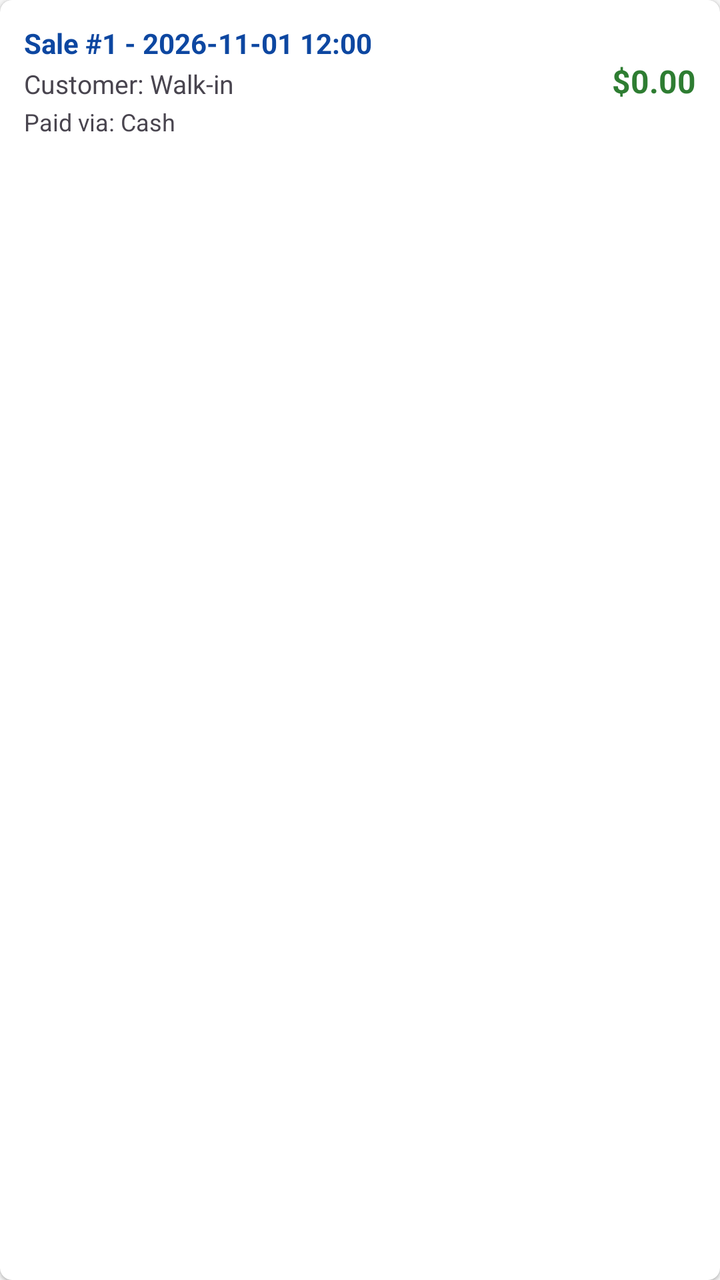
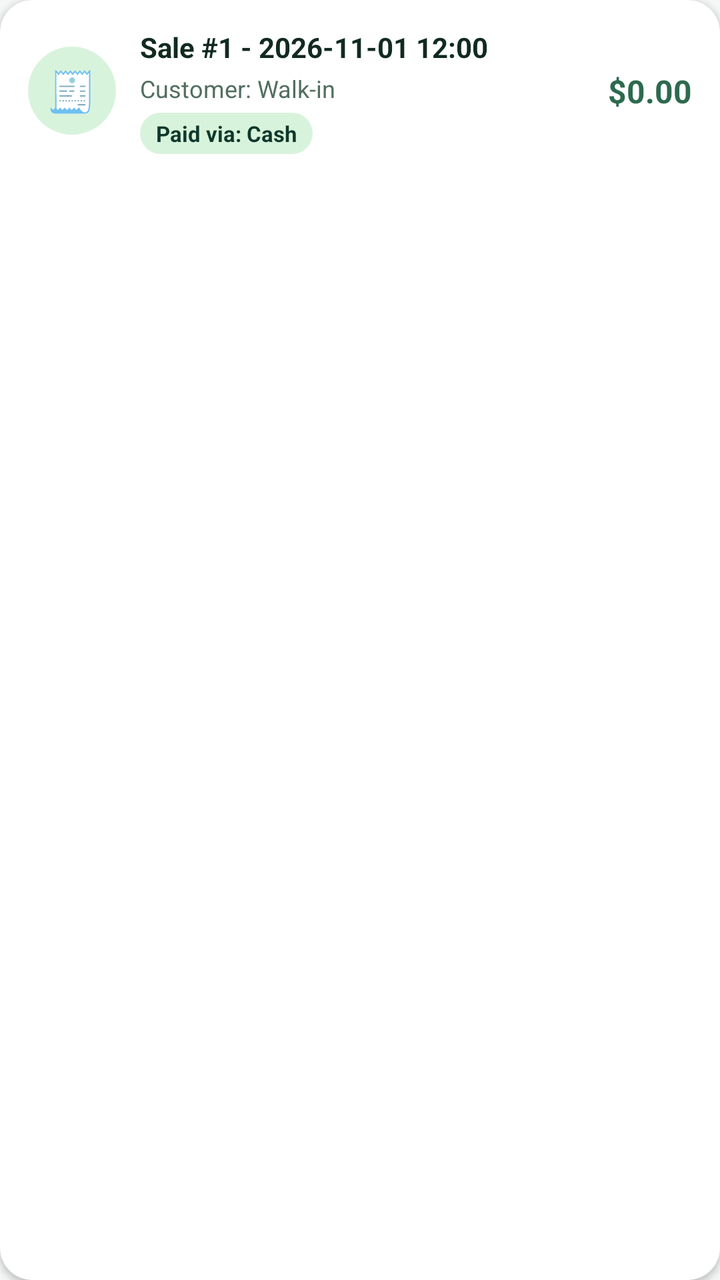

An Android layout rendered at two revisions. The XML below is the earlier revision; the diff shows what the commit changed to produce the second picture.
<!-- AndroidManifest.xml: application theme Theme.SmartShopManager -->
<!-- res/layout/item_sale.xml -->
<?xml version="1.0" encoding="utf-8"?>
<androidx.cardview.widget.CardView xmlns:android="http://schemas.android.com/apk/res/android"
    xmlns:app="http://schemas.android.com/apk/res-auto"
    android:layout_width="match_parent"
    android:layout_height="wrap_content"
    android:layout_marginHorizontal="4dp"
    android:layout_marginVertical="4dp"
    app:cardCornerRadius="6dp"
    app:cardElevation="1dp">

    <LinearLayout
        android:layout_width="match_parent"
        android:layout_height="wrap_content"
        android:orientation="horizontal"
        android:padding="12dp"
        android:gravity="center_vertical">

        <LinearLayout
            android:layout_width="0dp"
            android:layout_height="wrap_content"
            android:layout_weight="1"
            android:orientation="vertical">

            <TextView
                android:id="@+id/tvSaleIdDate"
                android:layout_width="match_parent"
                android:layout_height="wrap_content"
                android:text="Sale #1 - 2026-11-01 12:00"
                android:textColor="@color/primary_dark"
                android:textSize="14sp"
                android:textStyle="bold" />

            <TextView
                android:id="@+id/tvSaleCustomer"
                android:layout_width="match_parent"
                android:layout_height="wrap_content"
                android:text="Customer: Walk-in"
                android:textSize="13sp"
                android:layout_marginTop="2dp" />

            <TextView
                android:id="@+id/tvSalePaymentMethod"
                android:layout_width="match_parent"
                android:layout_height="wrap_content"
                android:text="Paid via: Cash"
                android:textSize="12sp"
                android:layout_marginTop="2dp" />

        </LinearLayout>

        <TextView
            android:id="@+id/tvSaleTotalAmount"
            android:layout_width="wrap_content"
            android:layout_height="wrap_content"
            android:text="$0.00"
            android:textColor="@color/success"
            android:textSize="16sp"
            android:textStyle="bold" />

    </LinearLayout>

</androidx.cardview.widget.CardView>
<!-- resources referenced by this layout -->
<resources>
  <color name="primary_dark">#0D47A1</color>
  <color name="success">#2E7D32</color>
  <style name="Theme.SmartShopManager" parent="Theme.Material3.DayNight.NoActionBar">
          <item name="colorPrimary">@color/primary</item>
          <item name="colorPrimaryDark">@color/primary_dark</item>
          <item name="colorSecondary">@color/accent</item>
          <item name="android:windowBackground">@color/background</item>
      </style>
  <color name="primary">#1565C0</color>
  <color name="accent">#FF6F00</color>
  <color name="background">#F5F5F5</color>
</resources>

<!-- the commit's change to res/layout/item_sale.xml (unified diff, before → after) -->
@@ -3,17 +3,33 @@
     xmlns:app="http://schemas.android.com/apk/res-auto"
     android:layout_width="match_parent"
     android:layout_height="wrap_content"
-    android:layout_marginHorizontal="4dp"
-    android:layout_marginVertical="4dp"
-    app:cardCornerRadius="6dp"
-    app:cardElevation="1dp">
+    android:layout_marginHorizontal="2dp"
+    android:layout_marginVertical="6dp"
+    app:cardBackgroundColor="@color/card_background"
+    app:cardCornerRadius="16dp"
+    app:cardElevation="2dp">
 
     <LinearLayout
         android:layout_width="match_parent"
         android:layout_height="wrap_content"
+        android:gravity="center_vertical"
         android:orientation="horizontal"
-        android:padding="12dp"
-        android:gravity="center_vertical">
+        android:padding="14dp">
+
+        
+        <FrameLayout
+            android:layout_width="44dp"
+            android:layout_height="44dp"
+            android:layout_marginEnd="12dp"
+            android:background="@drawable/avatar_badge_bg">
+
+            <TextView
+                android:layout_width="wrap_content"
+                android:layout_height="wrap_content"
+                android:layout_gravity="center"
+                android:text="🧾"
+                android:textSize="20sp" />
+        </FrameLayout>
 
         <LinearLayout
             android:layout_width="0dp"
@@ -26,7 +42,7 @@
                 android:layout_width="match_parent"
                 android:layout_height="wrap_content"
                 android:text="Sale #1 - 2026-11-01 12:00"
-                android:textColor="@color/primary_dark"
+                android:textColor="@color/text_primary"
                 android:textSize="14sp"
                 android:textStyle="bold" />
 
@@ -34,17 +50,23 @@
                 android:id="@+id/tvSaleCustomer"
                 android:layout_width="match_parent"
                 android:layout_height="wrap_content"
+                android:layout_marginTop="3dp"
                 android:text="Customer: Walk-in"
-                android:textSize="13sp"
-                android:layout_marginTop="2dp" />
+                android:textColor="@color/text_secondary"
+                android:textSize="12sp" />
 
             <TextView
                 android:id="@+id/tvSalePaymentMethod"
-                android:layout_width="match_parent"
+                android:layout_width="wrap_content"
                 android:layout_height="wrap_content"
+                android:layout_marginTop="4dp"
+                android:background="@drawable/chip_bg"
+                android:paddingHorizontal="8dp"
+                android:paddingVertical="3dp"
                 android:text="Paid via: Cash"
-                android:textSize="12sp"
-                android:layout_marginTop="2dp" />
+                android:textColor="@color/primary"
+                android:textSize="11sp"
+                android:textStyle="bold" />
 
         </LinearLayout>
 
@@ -52,6 +74,7 @@
             android:id="@+id/tvSaleTotalAmount"
             android:layout_width="wrap_content"
             android:layout_height="wrap_content"
+            android:layout_marginStart="8dp"
             android:text="$0.00"
             android:textColor="@color/success"
             android:textSize="16sp"
<!-- resource entries referenced after the edit -->
@@ -1,15 +1,51 @@
 <!-- resources referenced by this layout -->
 <resources>
-  <color name="primary_dark">#0D47A1</color>
-  <color name="success">#2E7D32</color>
+  <color name="card_background">#FFFFFF</color>
+  <color name="primary_dark">#08271E</color>
+  <color name="success">#2D6A4F</color>
+  <color name="text_primary">#112A20</color>
+  <color name="text_secondary">#526E60</color>
+  <!-- drawable avatar_badge_bg (drawable) -->
+  <?xml version="1.0" encoding="utf-8"?>
+  <shape xmlns:android="http://schemas.android.com/apk/res/android"
+      android:shape="oval">
+      <solid android:color="@color/mint_badge" />
+  </shape>
+  <!-- drawable chip_bg (drawable) -->
+  <?xml version="1.0" encoding="utf-8"?>
+  <shape xmlns:android="http://schemas.android.com/apk/res/android"
+      android:shape="rectangle">
+      <solid android:color="@color/mint_badge" />
+      <corners android:radius="16dp" />
+  </shape>
   <style name="Theme.SmartShopManager" parent="Theme.Material3.DayNight.NoActionBar">
           <item name="colorPrimary">@color/primary</item>
           <item name="colorPrimaryDark">@color/primary_dark</item>
           <item name="colorSecondary">@color/accent</item>
           <item name="android:windowBackground">@color/background</item>
+          <item name="colorSurface">@color/card_background</item>
+  
+          
+          <item name="alertDialogTheme">@style/RoundedAlertDialogTheme</item>
+          <item name="materialAlertDialogTheme">@style/RoundedAlertDialogTheme</item>
       </style>
-  <color name="primary">#1565C0</color>
-  <color name="accent">#FF6F00</color>
-  <color name="background">#F5F5F5</color>
+  <color name="mint_badge">#D8F3DC</color>
+  <color name="primary">#0F382C</color>
+  <color name="accent">#40916C</color>
+  <color name="background">#F4F7F5</color>
+  <style name="RoundedAlertDialogTheme" parent="ThemeOverlay.Material3.MaterialAlertDialog">
+          <item name="shapeAppearanceOverlay">@style/ShapeAppearance.App.MediumComponent</item>
+          <item name="android:background">@drawable/dialog_bg</item>
+      </style>
+  <style name="ShapeAppearance.App.MediumComponent" parent="ShapeAppearance.Material3.MediumComponent">
+          <item name="cornerSize">20dp</item>
+      </style>
+  <!-- drawable dialog_bg (drawable) -->
+  <?xml version="1.0" encoding="utf-8"?>
+  <shape xmlns:android="http://schemas.android.com/apk/res/android"
+      android:shape="rectangle">
+      <solid android:color="@color/card_background" />
+      <corners android:radius="20dp" />
+  </shape>
 </resources>
 
